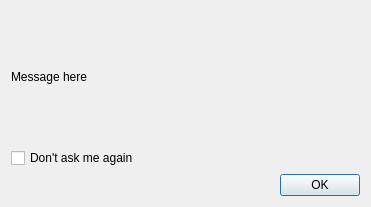
Above: muse2/muse/widgets/warn_bad_timing.ui from emrum/muse before the change. Below: the same form after it.
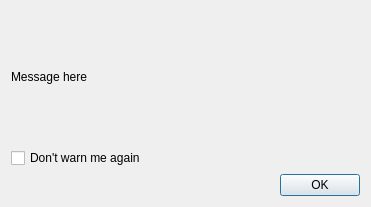
That is the form after the change.

The edit to the form file:
```diff
--- a/muse2/muse/widgets/warn_bad_timing.ui
+++ b/muse2/muse/widgets/warn_bad_timing.ui
@@ -48,7 +48,7 @@
       </sizepolicy>
      </property>
      <property name="text">
-      <string>Don't ask me again</string>
+      <string>Don't warn me again</string>
      </property>
     </widget>
    </item>
```
